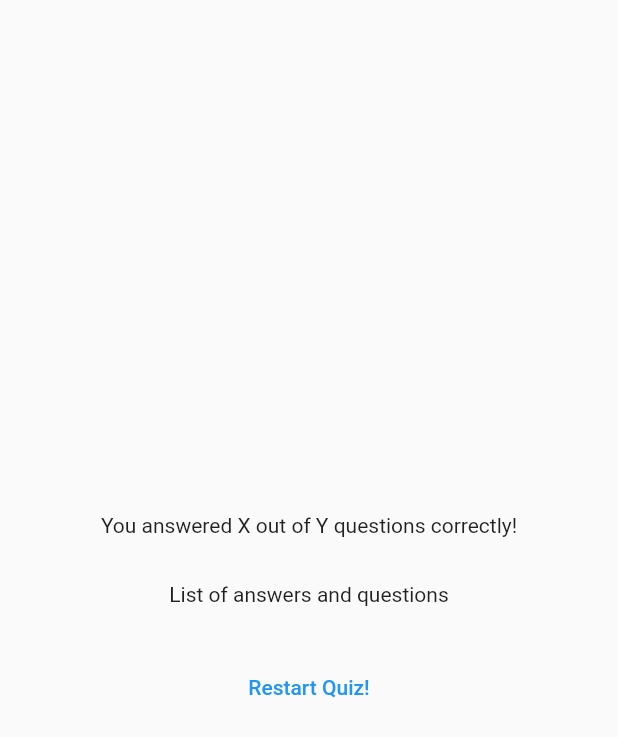
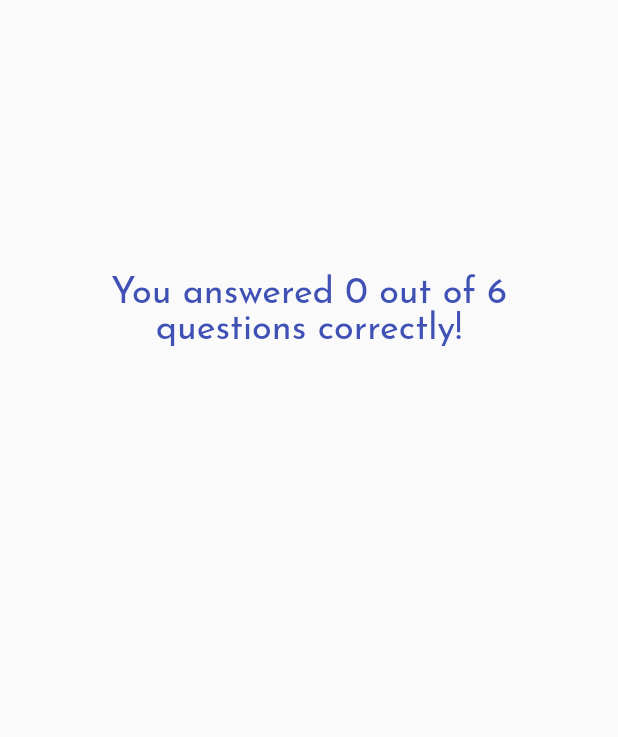
Before and after one commit to enescangull/quiz_app, a Flutter app: the ResultScreen widget shown alone on an empty page, opened directly with empty values, on a phone screen of 412 x 824 dp. Shown: the top 737 px of the screen. Run offline on Flutter 3.47's test engine with Material 2 defaults, Android fonts, the phone set to English and light mode, and no system bars; our stand-ins replace google_fonts.

Commit message:
module done!

```diff
--- /dev/null
+++ b/lib/question_summary/question_summary.dart
@@ -0,0 +1,24 @@
+import 'package:flutter/material.dart';
+import 'package:quiz_app/question_summary/summary_item.dart';
+
+class QuestionSummary extends StatelessWidget {
+  const QuestionSummary(this.summaryData, {super.key});
+
+  final List<Map<String, Object>> summaryData;
+
+  @override
+  Widget build(BuildContext context) {
+    return SizedBox(
+      height: 300,
+      child: SingleChildScrollView(
+        child: Column(
+          children: summaryData.map(
+            (data) {
+              return SummaryItem(data);
+            },
+          ).toList(),
+        ),
+      ),
+    );
+  }
+}
--- a/lib/result_screen.dart
+++ b/lib/result_screen.dart
@@ -1,8 +1,16 @@
 import 'package:flutter/material.dart';
+import 'package:google_fonts/google_fonts.dart';
 import 'package:quiz_app/data/questions.dart';
+import 'package:quiz_app/question_summary/question_summary.dart';
 
 class ResultScreen extends StatelessWidget {
-  const ResultScreen({super.key, required this.chosenAnswers});
+  const ResultScreen({
+    super.key,
+    required this.chosenAnswers,
+    required this.onRestart,
+  });
+
+  final void Function() onRestart;
 
   final List<String> chosenAnswers;
 
@@ -24,6 +32,12 @@ class ResultScreen extends StatelessWidget {
 
   @override
   Widget build(BuildContext context) {
+    final summaryData = getSummaryData();
+    final numTotalQuestions = questions.length;
+    final numCorrectQuestions = summaryData.where((data) {
+      return data['user_answer'] == data['correct_answer'];
+    }).length;
+
     return SizedBox(
       width: double.infinity,
       child: Container(
@@ -31,15 +45,29 @@ class ResultScreen extends StatelessWidget {
         child: Column(
           mainAxisAlignment: MainAxisAlignment.center,
           children: [
-            const Text('You answered X out of Y questions correctly!'),
+            Text(
+              'You answered $numCorrectQuestions out of $numTotalQuestions questions correctly!',
+              style: GoogleFonts.josefinSans(
+                fontSize: 24,
+                color: Colors.indigo,
+              ),
+              textAlign: TextAlign.center,
+            ),
             const SizedBox(
               height: 30,
             ),
-            const Text('List of answers and questions'),
+            QuestionSummary(summaryData),
             const SizedBox(
               height: 30,
             ),
-            TextButton(onPressed: () {}, child: const Text('Restart Quiz!'))
+            TextButton.icon(
+              onPressed: onRestart,
+              style: TextButton.styleFrom(
+                foregroundColor: Colors.white,
+              ),
+              icon: const Icon(Icons.refresh_outlined),
+              label: const Text('Restart Quiz!'),
+            )
           ],
         ),
       ),
```
Also changed, not shown: lib/question_summary/question_identifier.dart (added, +35 -0 lines), lib/question_summary/summary_item.dart (added, +64 -0 lines), lib/quiz.dart (+8 -1 lines).
